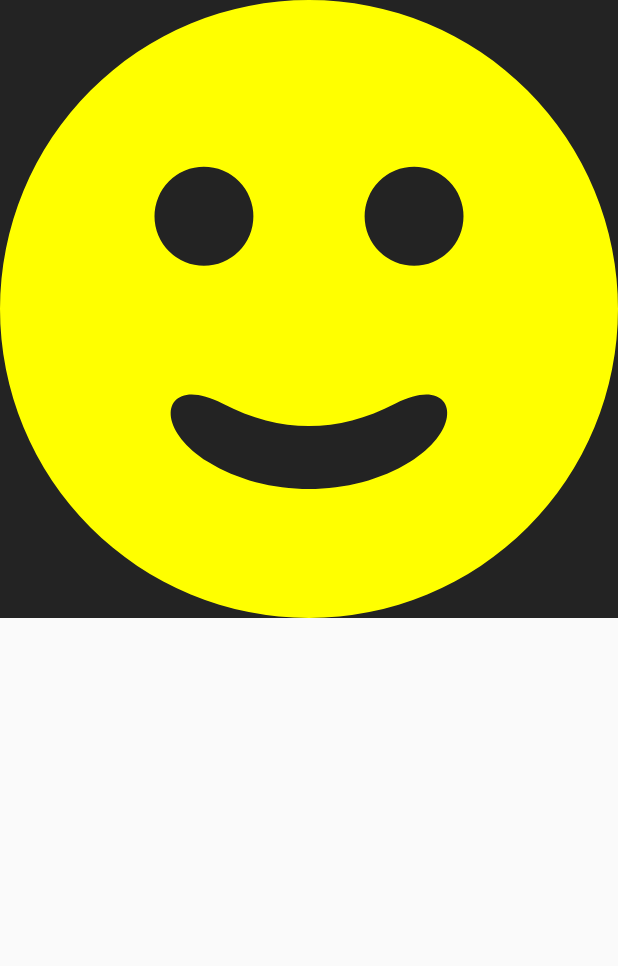
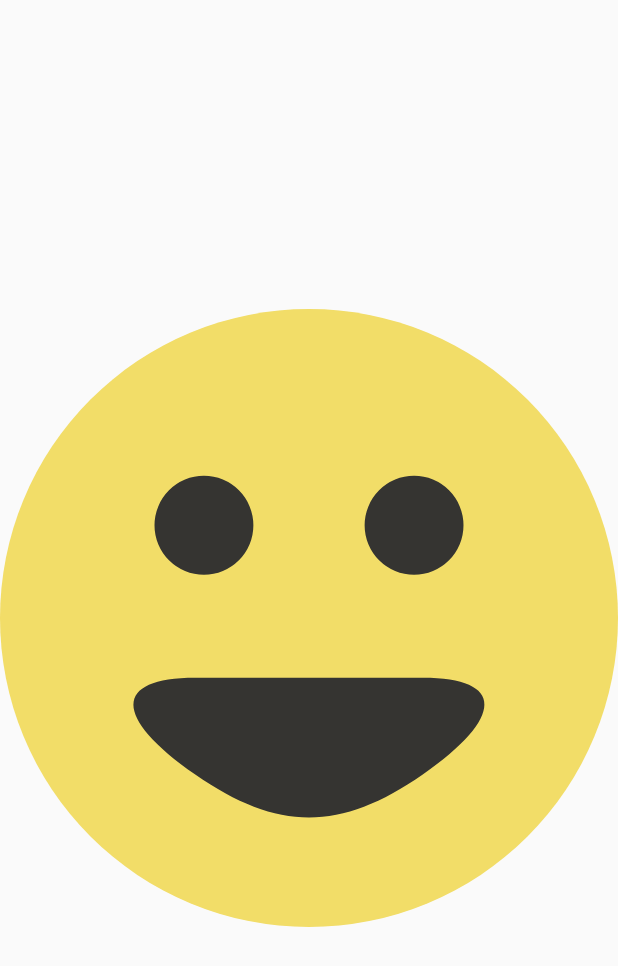
Before and after one commit to sujithkanna/SmileyRating, an Android app: the layout activity_test.xml on its own in the app's theme, with its tools: preview values and no code run, on a phone screen of 412 x 824 dp. Shown: the top 966 px of the screen. Run offline under Robolectric (Android 15) with nearby library versions, the phone set to English and light mode, and no system bars.

Commit message:
Create smiley view with swipe gestures

```diff
--- a/app/src/main/java/com/example/smilyrating/MainActivity.java
+++ b/app/src/main/java/com/example/smilyrating/MainActivity.java
@@ -22,8 +22,8 @@ public class MainActivity extends AppCompatActivity implements SmileRating.OnSmi
         mSmileRating = (SmileRating) findViewById(R.id.ratingView);
         mSmileRating.setOnSmileySelectionListener(this);
         mSmileRating.setOnRatingSelectedListener(this);
-        Typeface typeface = Typeface.createFromAsset(getAssets(), "MetalMacabre.ttf");
-        mSmileRating.setTypeface(typeface);
+        /*Typeface typeface = Typeface.createFromAsset(getAssets(), "MetalMacabre.ttf");
+        mSmileRating.setTypeface(typeface);*/
     }
 
     @Override
--- a/app/src/main/res/layout/activity_test.xml
+++ b/app/src/main/res/layout/activity_test.xml
@@ -5,6 +5,7 @@
 
     <com.hsalf.smilerating.SmileyView
         android:layout_width="match_parent"
-        android:layout_height="match_parent" />
+        android:layout_height="match_parent"
+        android:layout_centerInParent="true" />
 
 </RelativeLayout>
--- a/app/src/main/res/values/styles.xml
+++ b/app/src/main/res/values/styles.xml
@@ -1,11 +1,14 @@
 <resources>
 
     <!-- Base application theme. -->
-    <style name="AppTheme" parent="Theme.AppCompat.Light.DarkActionBar">
+    <style name="AppTheme" parent="Theme.AppCompat.Light.NoActionBar">
         <!-- Customize your theme here. -->
         <item name="colorPrimary">@color/colorPrimary</item>
         <item name="colorPrimaryDark">@color/colorPrimaryDark</item>
         <item name="colorAccent">@color/colorAccent</item>
+
+        <item name="android:windowNoTitle">true</item>
+        <item name="android:windowFullscreen">true</item>
     </style>
 
 </resources>
--- a/smilerating/src/main/java/com/hsalf/smilerating/SmileyView.java
+++ b/smilerating/src/main/java/com/hsalf/smilerating/SmileyView.java
@@ -1,30 +1,51 @@
 package com.hsalf.smilerating;
 
+import android.animation.Animator;
+import android.animation.AnimatorListenerAdapter;
+import android.animation.ArgbEvaluator;
 import android.animation.ValueAnimator;
 import android.content.Context;
 import android.graphics.Canvas;
-import android.graphics.Color;
 import android.graphics.Matrix;
 import android.graphics.Paint;
 import android.graphics.Path;
 import android.support.annotation.Nullable;
 import android.util.AttributeSet;
+import android.view.MotionEvent;
 import android.view.View;
 import android.view.animation.AccelerateDecelerateInterpolator;
 
+import com.hsalf.smilerating.smileys.Bad;
 import com.hsalf.smilerating.smileys.Good;
 import com.hsalf.smilerating.smileys.Great;
+import com.hsalf.smilerating.smileys.Okay;
+import com.hsalf.smilerating.smileys.Terrible;
 import com.hsalf.smilerating.smileys.base.Smiley;
 
 public class SmileyView extends View {
+
     private static final String TAG = "SmileyView";
+
+    private ArgbEvaluator mArgbEvaluator = new ArgbEvaluator();
 
     private Path mPath = new Path();
     private Path mDrawPath = new Path();
     private Matrix matrix = new Matrix();
-    private Smiley mBad;
-    private Smiley mGreat;
-    private Paint mPaint = new Paint();
+
+    private Smiley mBad = new Bad();
+    private Smiley mGood = new Good();
+    private Smiley mOkay = new Okay();
+    private Smiley mGreat = new Great();
+    private Smiley mTerrible = new Terrible();
+
+    private int mCurrentSmileyIndex = 0;
+
+    private Smiley[] mSmileys = new Smiley[]{
+            mGreat, mGood, mOkay, mBad, mTerrible
+    };
+
+    private Paint mPathPaint = new Paint();
+    private Paint mFacePaint = new Paint();
 
     private ValueAnimator mAnimator = new ValueAnimator();
 
@@ -44,41 +65,57 @@ public class SmileyView extends View {
     }
 
     private void init() {
-
         mAnimator.setFloatValues(0f, 1f);
         mAnimator.setDuration(250);
-        mAnimator.setRepeatMode(ValueAnimator.REVERSE);
-        mAnimator.setRepeatCount(ValueAnimator.INFINITE);
         mAnimator.setInterpolator(new AccelerateDecelerateInterpolator());
         mAnimator.addUpdateListener(new ValueAnimator.AnimatorUpdateListener() {
             @Override
             public void onAnimationUpdate(ValueAnimator animation) {
-                mBad.to(mGreat, mPath, animation.getAnimatedFraction());
-                if (getMeasuredWidth() < getMeasuredHeight()) {
-                    setMeasuredDimension(getMeasuredWidth(), getMeasuredWidth());
-                    matrix.setScale(getMeasuredWidth(), getMeasuredWidth(), 0, 0);
-                } else {
-                    setMeasuredDimension(getMeasuredHeight(), getMeasuredHeight());
-                    matrix.setScale(getMeasuredHeight(), getMeasuredHeight(), 0, 0);
-                }
-                mPath.transform(matrix, mDrawPath);
-                invalidate();
+                drawSmiley(animation.getAnimatedFraction());
+            }
+        });
+        mAnimator.addListener(new AnimatorListenerAdapter() {
+            @Override
+            public void onAnimationEnd(Animator animation) {
+                super.onAnimationEnd(animation);
+                to = null;
+                from = null;
             }
         });
 
-        mPaint.setAntiAlias(true);
-        mPaint.setColor(Color.YELLOW);
-        mPaint.setStyle(Paint.Style.FILL);
+        mPathPaint.setAntiAlias(true);
+        mPathPaint.setStyle(Paint.Style.FILL);
 
-        mBad = new Good();
-        mGreat = new Great();
-        setBackgroundColor(Color.parseColor("#232323"));
-        mAnimator.start();
+        mFacePaint.setAntiAlias(true);
+        mFacePaint.setStyle(Paint.Style.FILL);
+
+        drawSmiley(0, mSmileys[0], mSmileys[1]);
     }
+
 
     @Override
     protected void onFinishInflate() {
         super.onFinishInflate();
+    }
+
+    OnSwipeTouchListener mSwipeListener = new OnSwipeTouchListener(getContext()) {
+        @Override
+        public void onSwipeLeft() {
+            super.onSwipeLeft();
+            setSmiley(mCurrentSmileyIndex, mCurrentSmileyIndex + 1);
+        }
+
+        @Override
+        public void onSwipeRight() {
+            super.onSwipeRight();
+            setSmiley(mCurrentSmileyIndex, mCurrentSmileyIndex - 1);
+        }
+    };
+
+    @Override
+    public boolean onTouchEvent(MotionEvent event) {
+        return mSwipeListener.onTouch(this, event);
+
     }
 
     @Override
@@ -87,16 +124,52 @@ public class SmileyView extends View {
         if (widthMeasureSpec < heightMeasureSpec) {
             setMeasuredDimension(getMeasuredWidth(), getMeasuredWidth());
             matrix.setScale(getMeasuredWidth(), getMeasuredWidth(), 0, 0);
+            drawSmiley(0, mSmileys[0], mSmileys[1]);
         } else {
             setMeasuredDimension(getMeasuredHeight(), getMeasuredHeight());
             matrix.setScale(getMeasuredHeight(), getMeasuredHeight(), 0, 0);
+            drawSmiley(0, mSmileys[0], mSmileys[1]);
         }
+    }
+
+    private Smiley to = null;
+    private Smiley from = null;
+
+    private void setSmiley(int from, int to) {
+        if (to < 0 || to >= mSmileys.length) {
+            return;
+        }
+        if (mAnimator.isRunning()) {
+            return;
+        }
+        this.to = mSmileys[to];
+        this.from = mSmileys[from];
+        mCurrentSmileyIndex = to;
+        mAnimator.start();
+
+    }
+
+    private void drawSmiley(float fraction) {
+        drawSmiley(fraction, from, to);
+    }
+
+    private void drawSmiley(float fraction, Smiley from, Smiley to) {
+        from.drawFace(to, mPath, fraction);
         mPath.transform(matrix, mDrawPath);
+
+        mPathPaint.setColor(from.getDrawingColor());
+
+        mFacePaint.setColor((Integer) mArgbEvaluator.evaluate(fraction,
+                from.getFaceColor(), to.getFaceColor()));
+
+        invalidate();
     }
 
     @Override
     protected void onDraw(Canvas canvas) {
         super.onDraw(canvas);
-        canvas.drawPath(mDrawPath, mPaint);
+        canvas.drawCircle(canvas.getWidth() / 2, canvas.getHeight() / 2,
+                canvas.getWidth() / 2, mFacePaint);
+        canvas.drawPath(mDrawPath, mPathPaint);
     }
 }
--- a/smilerating/src/main/java/com/hsalf/smilerating/smileys/Good.java
+++ b/smilerating/src/main/java/com/hsalf/smilerating/smileys/Good.java
@@ -1,6 +1,7 @@
 package com.hsalf.smilerating.smileys;
 
 import android.animation.FloatEvaluator;
+import android.graphics.Color;
 
 import com.hsalf.smilerating.Point;
 import com.hsalf.smilerating.smileys.base.Smiley;
@@ -19,4 +20,14 @@ public class Good extends Smiley {
                 new Point(f.evaluate(div, CENTER_SMILE * 0.591, CENTER_SMILE), f.evaluate(div, MOUTH_CENTER_Y + (CENTER_SMILE * 0.118), MOUTH_CENTER_Y)) // Bottom point
         );
     }
+
+    @Override
+    public int getFaceColor() {
+        return Color.parseColor("#f2dd68");
+    }
+
+    @Override
+    public int getDrawingColor() {
+        return Color.parseColor("#353431");
+    }
 }
--- a/smilerating/src/main/java/com/hsalf/smilerating/smileys/Great.java
+++ b/smilerating/src/main/java/com/hsalf/smilerating/smileys/Great.java
@@ -1,6 +1,7 @@
 package com.hsalf.smilerating.smileys;
 
 import android.animation.FloatEvaluator;
+import android.graphics.Color;
 
 import com.hsalf.smilerating.Point;
 import com.hsalf.smilerating.smileys.base.Smiley;
@@ -19,5 +20,17 @@ public class Great extends Smiley {
                 new Point(f.evaluate(div, CENTER_SMILE * 0.591, CENTER_SMILE), f.evaluate(div, MOUTH_CENTER_Y - (CENTER_SMILE * 0.23), MOUTH_CENTER_Y)), // Top Point
                 new Point(f.evaluate(div, CENTER_SMILE * 0.591, CENTER_SMILE), f.evaluate(div, MOUTH_CENTER_Y + (CENTER_SMILE * 0.118), MOUTH_CENTER_Y)) // Bottom point
         );
+
+
+    }
+
+    @Override
+    public int getFaceColor() {
+        return Color.parseColor("#f2dd68");
+    }
+
+    @Override
+    public int getDrawingColor() {
+        return Color.parseColor("#353431");
     }
 }
--- a/smilerating/src/main/java/com/hsalf/smilerating/smileys/base/Smiley.java
+++ b/smilerating/src/main/java/com/hsalf/smilerating/smileys/base/Smiley.java
@@ -1,6 +1,8 @@
 package com.hsalf.smilerating.smileys.base;
 
 import android.animation.FloatEvaluator;
+import android.graphics.Canvas;
+import android.graphics.Paint;
 import android.graphics.Path;
 import android.graphics.RectF;
 import android.util.Log;
@@ -27,21 +29,25 @@ public abstract class Smiley {
 
     private static final FloatEvaluator evaluator = new FloatEvaluator();
 
+    public abstract int getFaceColor();
+
+    public abstract int getDrawingColor();
+
     public Smiley(float eyeLeftStartAngle, float eyeLeftSweepAngle) {
         mLeftEye = new Eye(Eye.Side.LEFT, eyeLeftStartAngle, eyeLeftSweepAngle);
         mRightEye = new Eye(Eye.Side.RIGHT, eyeLeftStartAngle, eyeLeftSweepAngle);
     }
 
 
-    public void to(Smiley to, Path path, float fraction) {
-        fillPath(this, to, path, fraction);
+    public void drawFace(Smiley to, Path path, float fraction) {
+        drawFace(this, to, path, fraction);
     }
 
-    public static void fillPath(Smiley from, Smiley to, Path path, float fraction) {
-        Log.i(TAG, "fillPath: " + fraction);
+    public static void drawFace(Smiley from, Smiley to, Path path, float fraction) {
+        Log.i(TAG, "drawFace: " + fraction);
         path.reset();
 
-        path.addCircle(CENTER_X, CENTER_Y, 0.5f, Path.Direction.CCW);
+        // path.addCircle(CENTER_X, CENTER_Y, 0.5f, Path.Direction.CCW);
 
         path.moveTo(
                 evaluator.evaluate(fraction, from.START_POINT.x, to.START_POINT.x),
```
Also changed, not shown: app/src/main/AndroidManifest.xml (+6 -4 lines), smilerating/src/main/java/com/hsalf/smilerating/OnSwipeTouchListener.java (added, +73 -0 lines), smilerating/src/main/java/com/hsalf/smilerating/SmileRating.java (+10 -10 lines), smilerating/src/main/java/com/hsalf/smilerating/smiley2/SmileyRating.java (added, +38 -0 lines), smilerating/src/main/java/com/hsalf/smilerating/smileys/Bad.java (+11 -0 lines), smilerating/src/main/java/com/hsalf/smilerating/smileys/Okay.java (+12 -0 lines), smilerating/src/main/java/com/hsalf/smilerating/smileys/Terrible.java (+11 -0 lines).
